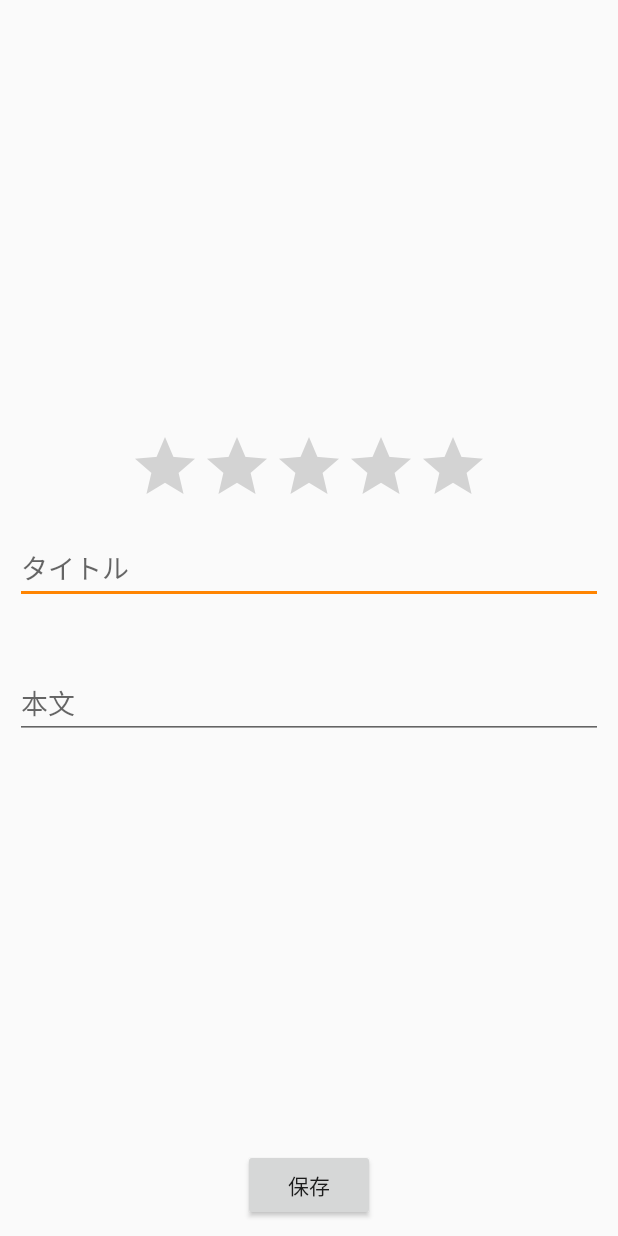
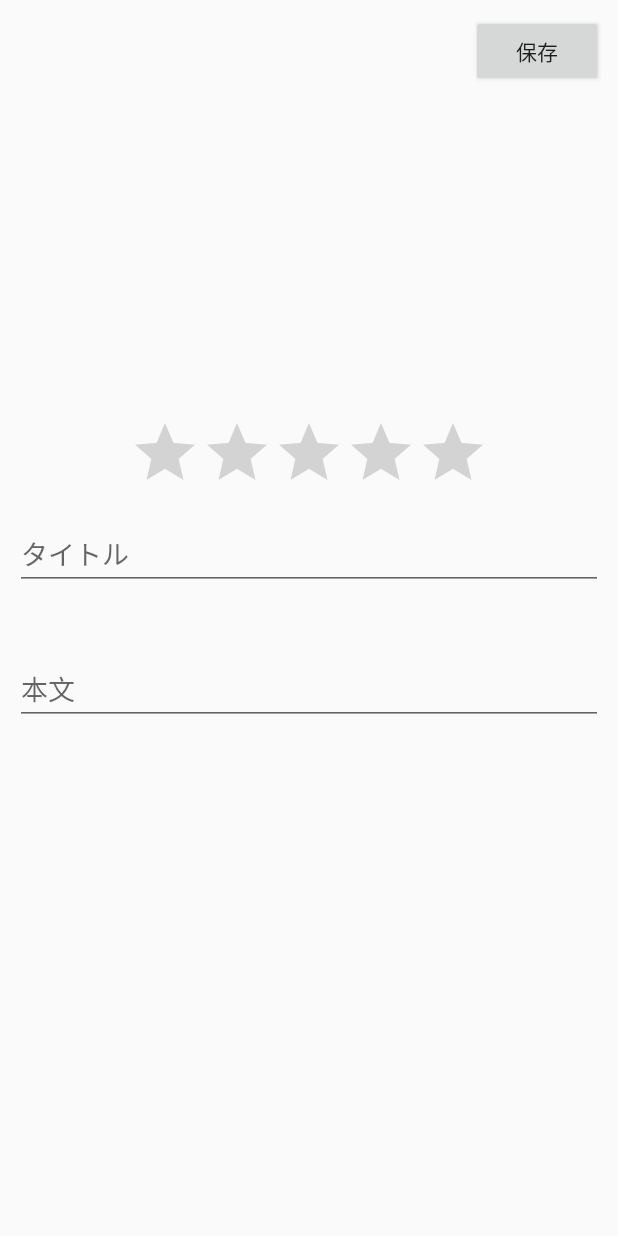
Before and after one commit to sasakitomohiro/beer-diary-android, an Android app: the BeerDetailActivity screen opened directly, with no data from a screen before it, on a phone screen of 412 x 824 dp. Run offline under Robolectric (Android 15) with nearby library versions, the phone set to English and light mode, and no system bars; our stand-ins replace Dagger/Hilt's generated code, data binding; libraries missing offline, so code that uses them is left out: coil.api.load, permissions.dispatcher; 1 statement that could not run was skipped.

Commit message:
modify layout

```diff
--- a/app/src/main/res/layout/activity_beer_detail.xml
+++ b/app/src/main/res/layout/activity_beer_detail.xml
@@ -8,17 +8,31 @@
     android:layout_width="match_parent"
     android:layout_height="match_parent"
     android:layout_margin="10dp"
+    android:focusable="true"
+    android:focusableInTouchMode="true"
     >
+
+    <Button
+      android:id="@+id/save"
+      android:layout_width="wrap_content"
+      android:layout_height="wrap_content"
+      android:text="@string/save"
+      app:layout_constraintBottom_toTopOf="@id/image"
+      app:layout_constraintEnd_toEndOf="parent"
+      app:layout_constraintStart_toStartOf="parent"
+      app:layout_constraintTop_toTopOf="parent"
+      app:layout_constraintHorizontal_bias="1.0"
+      />
 
     <ImageView
       android:id="@+id/image"
       android:layout_width="200dp"
       android:layout_height="200dp"
       android:layout_marginBottom="10dp"
-      app:layout_constraintBottom_toTopOf="@id/title_scroll"
+      app:layout_constraintBottom_toTopOf="@id/rating"
       app:layout_constraintEnd_toEndOf="parent"
       app:layout_constraintStart_toStartOf="parent"
-      app:layout_constraintTop_toTopOf="parent"
+      app:layout_constraintTop_toBottomOf="@id/save"
       tools:src="@tools:sample/avatars"
       />
 
@@ -57,7 +71,7 @@
       android:layout_width="match_parent"
       android:layout_height="0dp"
       android:layout_marginBottom="10dp"
-      app:layout_constraintBottom_toTopOf="@id/save"
+      app:layout_constraintBottom_toBottomOf="parent"
       app:layout_constraintTop_toBottomOf="@id/title_scroll"
       >
 
@@ -69,16 +83,5 @@
         />
     </ScrollView>
 
-    <Button
-      android:id="@+id/save"
-      android:layout_width="wrap_content"
-      android:layout_height="wrap_content"
-      android:text="@string/save"
-      app:layout_constraintBottom_toBottomOf="parent"
-      app:layout_constraintEnd_toEndOf="parent"
-      app:layout_constraintStart_toStartOf="parent"
-      app:layout_constraintTop_toBottomOf="@id/content_scroll"
-      />
-
   </androidx.constraintlayout.widget.ConstraintLayout>
 </layout>
```
Also changed, not shown: app/src/main/java/monster/sasakisan/beer_diary_android/ui/beerdetail/BeerDetailActivity.kt (+11 -1 lines).
